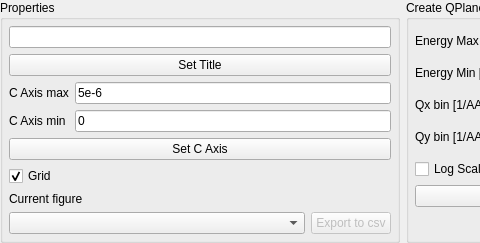
MJOLNIRPackage/MJOLNIR-GUI, file src/main/resources/base/Views/QPlane.ui: the form before one commit; both pictures show x 0 to 480 and y 0 to 243 of the 805 by 243 pixel window.
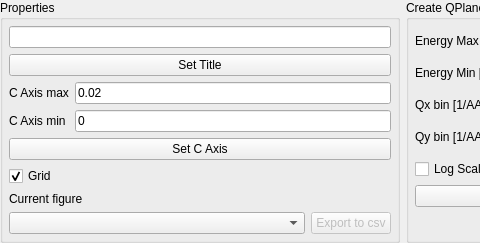
The form after the commit.

Commit message: Update standard value to sensible size

The edit to the form file:
```diff
--- a/src/main/resources/base/Views/QPlane.ui
+++ b/src/main/resources/base/Views/QPlane.ui
@@ -113,7 +113,7 @@
            <string>Set color scale axis of current figure</string>
           </property>
           <property name="text">
-           <string>5e-6</string>
+           <string>0.02</string>
           </property>
          </widget>
         </item>
```
